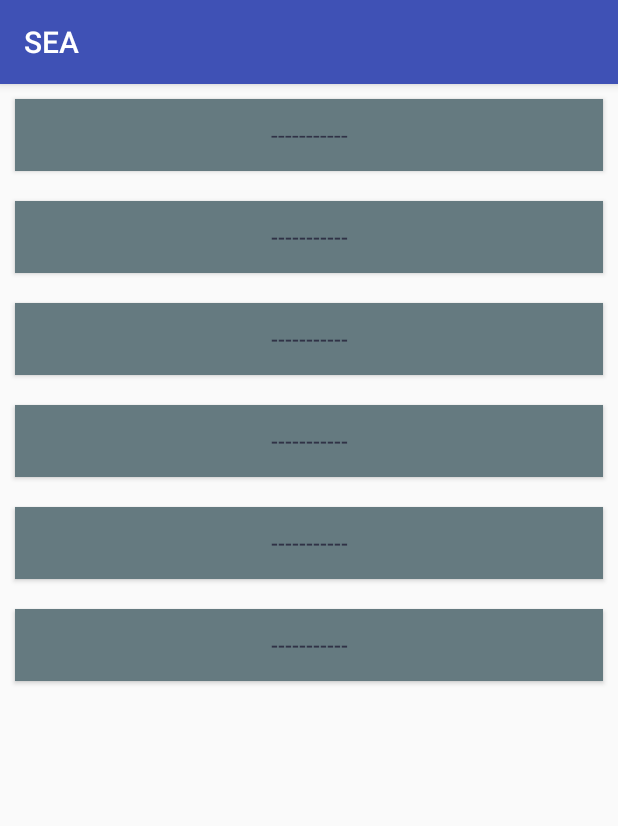
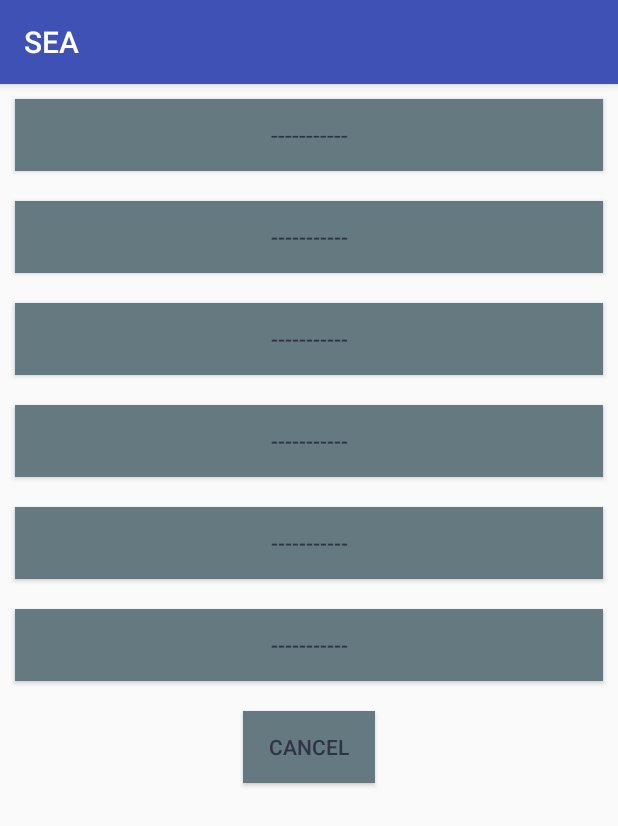
Before and after one commit to tyrtheexile/SEA, an Android app: the fragment multiChoiceFrag shown on its own in the app's theme, on a phone screen of 412 x 824 dp. Shown: the top 826 px of the screen. Run offline under Robolectric (Android 15) with nearby library versions, the phone set to English and light mode, and no system bars.

Commit message:
Death and new Game stuff Some QOL

```diff
--- a/app/src/main/res/layout/multi_choice_frag.xml
+++ b/app/src/main/res/layout/multi_choice_frag.xml
@@ -69,4 +69,17 @@
         android:layout_margin="10dp"
         android:background="@color/SpaceButtonColor"
         android:textColor="@color/SpaceButtonText" />
+
+    <Button
+        android:layout_width="wrap_content"
+        android:layout_height="wrap_content"
+        android:text="Cancel"
+        android:id="@+id/multiCancel"
+        android:layout_marginLeft="20dp"
+        android:layout_marginRight="20dp"
+        android:layout_margin="10dp"
+        android:background="@color/SpaceButtonColor"
+        android:textColor="@color/SpaceButtonText"
+        android:layout_gravity="center_horizontal" />
+
 </LinearLayout>
```
Also changed, not shown: app/src/main/java/com/example/zergd/sea/multiChoiceFrag.java (+14 -0 lines).
